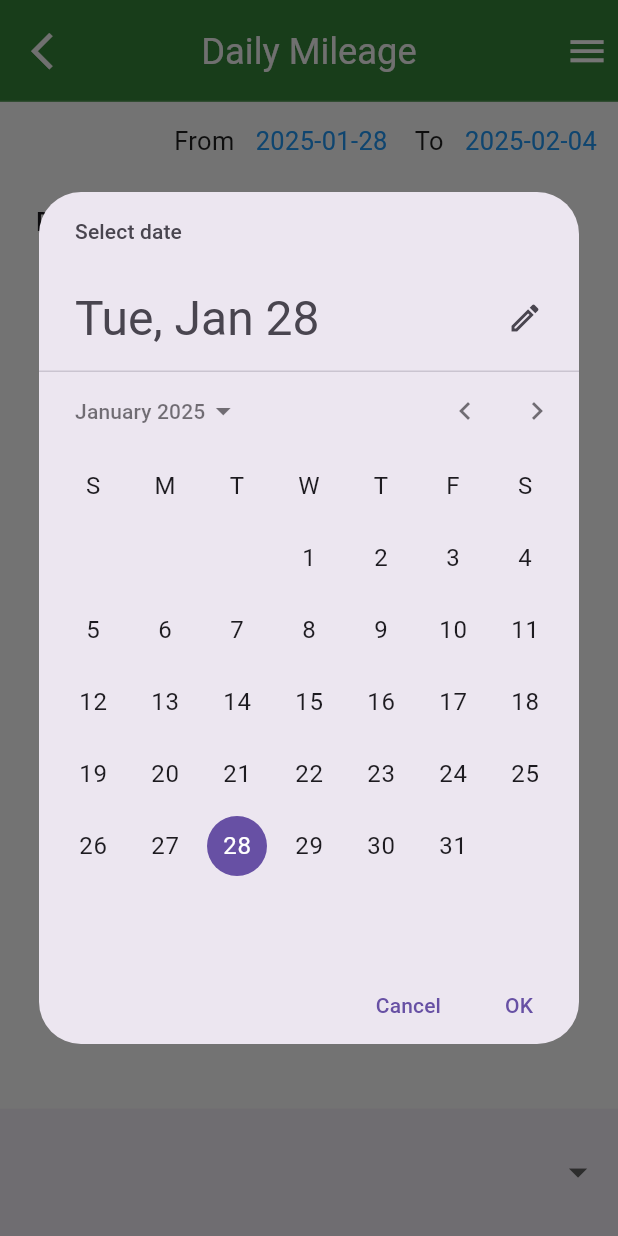
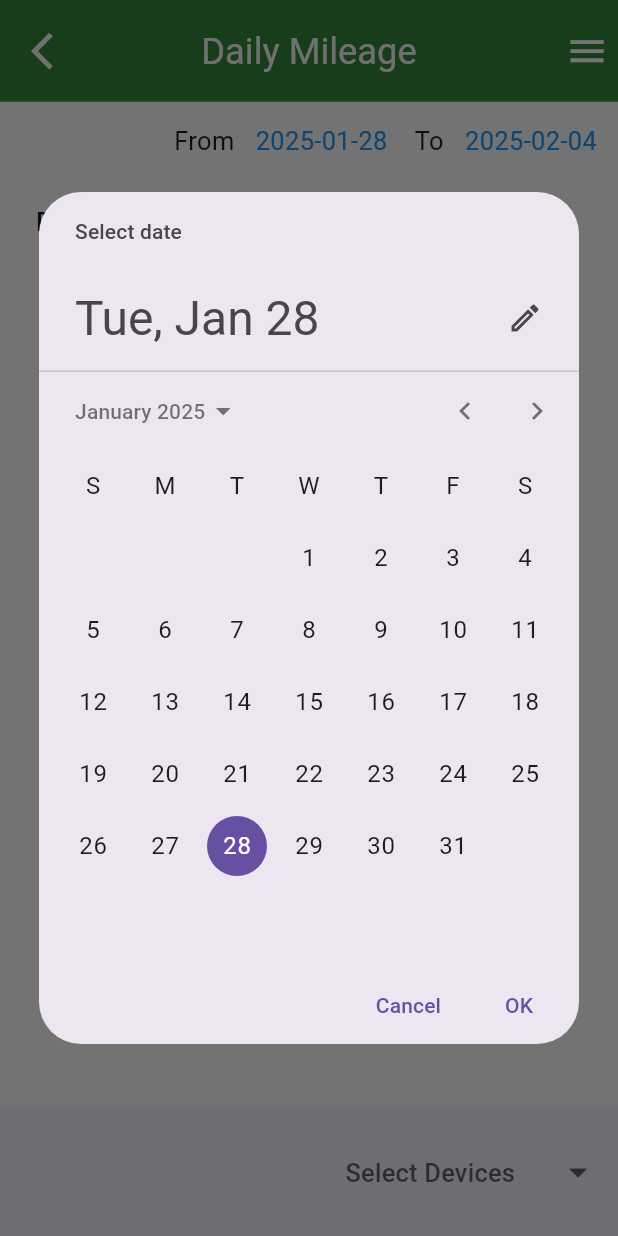
Before and after one commit to HiTech37/MooveTrax_Mobile_flutter, a Flutter app: the DailyMileAgeScreen screen opened by its route, after a tap on an icon or button, on a phone screen of 412 x 824 dp. Run offline on Flutter 3.47's test engine with Material 3 defaults, Android fonts, the phone set to English and light mode, and no system bars; our stand-ins replace csv, dartz, device_info_plus, dio, firebase_core, firebase_messaging and 16 more; missing offline and left inert: easy_image_viewer, google_maps_cluster_manager, webview_flutter_android, webview_flutter_wkwebview; accounts and stored records are empty; network calls fail.

Commit message:
feat: filer in turo trip list and fix issues on daily mile age

```diff
--- a/lib/view/daily_mileage/screens/daily_mileage_screen.dart
+++ b/lib/view/daily_mileage/screens/daily_mileage_screen.dart
@@ -29,7 +29,7 @@ class EventsScreenState extends State<DailyMileAgeScreen> {
   DateTime selectedToDate = DateTime.now();
 
   List<dynamic> deviceList = [
-    {"id": "All", "name": "All"}
+    {"id": "Devices", "name": "Devices"}
   ];
   List<dynamic> deviceIds = [];
   final AuthController authController = getIt<AuthController>();
@@ -124,12 +124,9 @@ class EventsScreenState extends State<DailyMileAgeScreen> {
     final dynamic userData = authController.profileData.value;
     if (userData != null) {
       final dynamic devices = userData['devices'] ?? [];
-      deviceList.addAll(devices);
-      dropdownValue = deviceList[0];
-      for (var el in deviceList) {
-        if (el['id'] != "All") {
-          deviceIds.add(el['id']);
-        }
+      dropdownValue = null; // No device selected initially
+      for (var el in devices) {
+        deviceList.add(el); // Add devices to the list
       }
     }
     _fetchData(); // Fetch data when the screen initializes
@@ -351,13 +348,11 @@ class EventsScreenState extends State<DailyMileAgeScreen> {
           children: [
             const Spacer(),
             DropdownButton<dynamic>(
-              value: deviceIds.isEmpty
-                  ? null
-                  : deviceList.length == deviceIds.length + 1
-                      ? deviceList
-                          .firstWhere((device) => device['name'] == "All")
-                      : deviceList.firstWhere(
-                          (device) => device['id'] == deviceIds.first),
+              value: deviceIds.isEmpty ? null : deviceList[0],
+              hint: Text(
+                "Select Devices", // Default hint text
+                style: TextStyle(fontSize: dataController.normalTextSize.value),
+              ),
               icon: Icon(
                 Icons.arrow_drop_down,
                 size: dataController.iconSize.value,
@@ -366,14 +361,7 @@ class EventsScreenState extends State<DailyMileAgeScreen> {
               elevation: 16,
               onChanged: (dynamic value) {
                 setState(() {
-                  if (value['id'] == "All") {
-                    deviceIds.clear();
-                    for (var el in deviceList) {
-                      if (el['id'] != "All" && !deviceIds.contains(el['id'])) {
-                        deviceIds.add(el['id']);
-                      }
-                    }
-                  } else {
+                  if (value['id'] != "Devices") {
                     if (deviceIds.contains(value['id'])) {
                       deviceIds.remove(value['id']);
                     } else {
@@ -400,7 +388,9 @@ class EventsScreenState extends State<DailyMileAgeScreen> {
                             width:
                                 30 * dataController.currentScaleFactor.value),
                       Text(
-                        value['name']!,
+                        value['name']! == "Devices"
+                            ? "Select Device"
+                            : value['name'],
                         overflow: TextOverflow.ellipsis,
                         style: TextStyle(
                           fontSize: dataController.normalTextSize.value,
--- a/pubspec.yaml
+++ b/pubspec.yaml
@@ -17,7 +17,7 @@ publish_to: 'none' # Remove this line if you wish to publish to pub.dev
 # https://developer.apple.com/library/archive/documentation/General/Reference/InfoPlistKeyReference/Articles/CoreFoundationKeys.html
 # In Windows, build-name is used as the major, minor, and patch parts
 # of the product and file versions while build-number is used as the build suffix.
-version: 1.1.7+37
+version: 1.1.8+38
 
 environment:
   sdk: '>=3.0.0 <4.0.0'
```
Also changed, not shown: lib/view/share/screens/share_screen.dart (+15 -3 lines).
